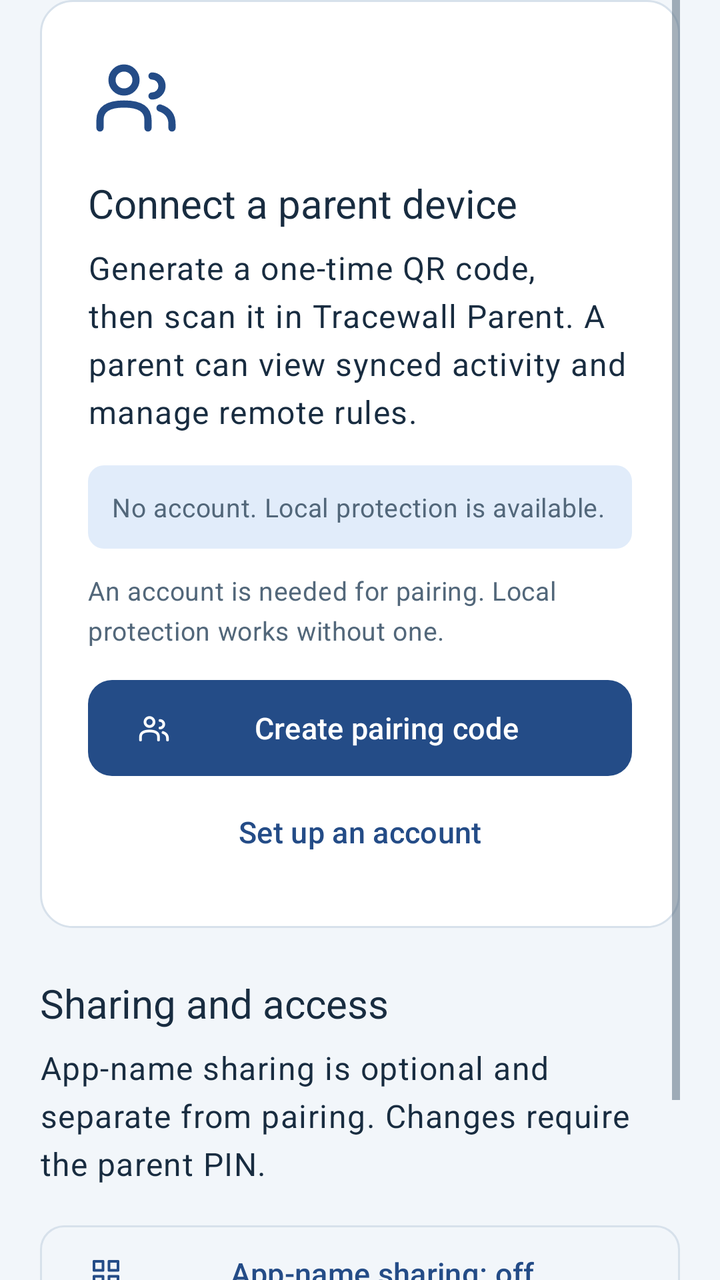
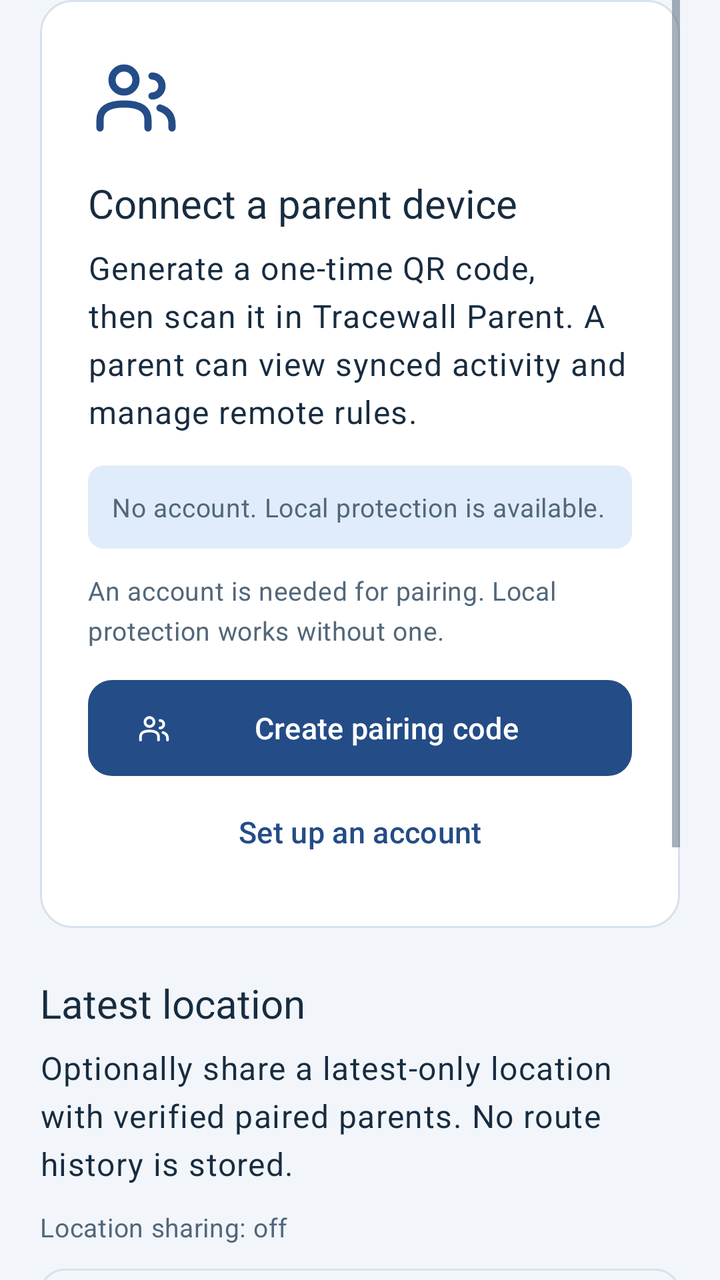

An Android layout rendered at two revisions. The XML below is the earlier revision; the diff shows what the commit changed to produce the second picture.
<!-- AndroidManifest.xml: application theme Theme.Tracewall -->
<!-- res/layout/page_family.xml -->
<?xml version="1.0" encoding="utf-8"?>
<ScrollView xmlns:android="http://schemas.android.com/apk/res/android" xmlns:app="http://schemas.android.com/apk/res-auto"
    android:layout_width="match_parent" android:layout_height="match_parent" android:fillViewport="true" android:clipToPadding="false" android:paddingStart="20dp" android:paddingEnd="20dp">
    <LinearLayout android:layout_width="match_parent" android:layout_height="wrap_content" android:orientation="vertical" android:paddingBottom="24dp">
        <LinearLayout android:layout_width="match_parent" android:layout_height="wrap_content" android:orientation="vertical" android:background="@drawable/tw_panel" android:padding="24dp">
            <ImageView android:layout_width="48dp" android:layout_height="48dp" android:src="@drawable/ic_tw_family" android:importantForAccessibility="no" android:contentDescription="@null" />
            <TextView android:layout_width="match_parent" android:layout_height="wrap_content" android:layout_marginTop="16dp" android:text="@string/nav_pair_title" android:textAppearance="@style/TextAppearance.Tracewall.Section" android:accessibilityHeading="true" />
            <TextView android:layout_width="match_parent" android:layout_height="wrap_content" android:layout_marginTop="8dp" android:text="@string/nav_pair_body" android:textAppearance="@style/TextAppearance.Tracewall.Body" />
            <TextView android:id="@+id/accountStatus" android:layout_width="match_parent" android:layout_height="wrap_content" android:layout_marginTop="16dp" android:background="@drawable/tw_status_badge" android:padding="12dp" android:text="@string/account_local" android:textAppearance="@style/TextAppearance.Tracewall.Caption" />
            <TextView android:id="@+id/pairingAvailability" android:layout_width="match_parent" android:layout_height="wrap_content" android:layout_marginTop="12dp" android:text="@string/nav_pair_local" android:textAppearance="@style/TextAppearance.Tracewall.Caption" />
            <TextView android:id="@+id/deviceIdentity" android:layout_width="match_parent" android:layout_height="wrap_content" android:layout_marginTop="12dp" android:textAppearance="@style/TextAppearance.Tracewall.Caption" android:visibility="gone" />
            <com.google.android.material.button.MaterialButton android:id="@+id/deviceCode" android:layout_width="match_parent" android:layout_height="wrap_content" android:layout_marginTop="12dp" android:text="@string/nav_pair_action" app:icon="@drawable/ic_tw_family" />
            <com.google.android.material.button.MaterialButton android:id="@+id/familyAccount" style="@style/Widget.Tracewall.Button.Text" android:layout_width="match_parent" android:layout_height="wrap_content" android:text="@string/nav_pair_account" />
        </LinearLayout>
        <TextView android:layout_width="match_parent" android:layout_height="wrap_content" android:layout_marginTop="24dp" android:text="@string/nav_sharing_title" android:textAppearance="@style/TextAppearance.Tracewall.Section" android:accessibilityHeading="true" />
        <TextView android:layout_width="match_parent" android:layout_height="wrap_content" android:layout_marginTop="8dp" android:text="@string/nav_sharing_body" android:textAppearance="@style/TextAppearance.Tracewall.Body" />
        <com.google.android.material.button.MaterialButton android:id="@+id/shareAppNames" style="@style/Widget.Tracewall.Button.Outlined" android:layout_width="match_parent" android:layout_height="wrap_content" android:layout_marginTop="16dp" android:text="@string/inventory_off" app:icon="@drawable/ic_tw_apps" />
        <com.google.android.material.button.MaterialButton android:id="@+id/manageParents" style="@style/Widget.Tracewall.Button.Outlined" android:layout_width="match_parent" android:layout_height="wrap_content" android:text="@string/nav_manage_parents" app:icon="@drawable/ic_tw_family" />
    </LinearLayout>
</ScrollView>
<!-- resources referenced by this layout -->
<resources>
  <!-- drawable tw_panel (drawable) -->
  <?xml version="1.0" encoding="utf-8"?>
  <shape xmlns:android="http://schemas.android.com/apk/res/android"><solid android:color="@color/tw_surface" /><corners android:radius="16dp" /><stroke android:width="1dp" android:color="@color/tw_border" /></shape>
  <!-- drawable tw_status_badge (drawable) -->
  <?xml version="1.0" encoding="utf-8"?>
  <shape xmlns:android="http://schemas.android.com/apk/res/android"><solid android:color="@color/tw_primary_soft" /><corners android:radius="8dp" /></shape>
  <string name="account_local">No account. Local protection is available.</string>
  <string name="inventory_off">App-name sharing: off</string>
  <string name="nav_manage_parents">Manage parent access</string>
  <string name="nav_pair_account">Set up an account</string>
  <string name="nav_pair_action">Create pairing code</string>
  <string name="nav_pair_body">Generate a one-time QR code, then scan it in Tracewall Parent. A parent can view synced activity and manage remote rules.</string>
  <string name="nav_pair_local">An account is needed for pairing. Local protection works without one.</string>
  <string name="nav_pair_title">Connect a parent device</string>
  <string name="nav_sharing_body">App-name sharing is optional and separate from pairing. Changes require the parent PIN.</string>
  <string name="nav_sharing_title">Sharing and access</string>
  <style name="TextAppearance.Tracewall.Body" parent="TextAppearance.Material3.BodyLarge">
          <item name="android:textSize">16sp</item>
          <item name="android:textColor">@color/tw_text</item>
      </style>
  <style name="TextAppearance.Tracewall.Caption" parent="TextAppearance.Material3.BodyMedium">
          <item name="android:textSize">13sp</item>
          <item name="android:textColor">@color/tw_muted</item>
      </style>
  <style name="TextAppearance.Tracewall.Section" parent="TextAppearance.Material3.TitleLarge">
          <item name="android:fontFamily">sans-serif-medium</item>
          <item name="android:textSize">20sp</item>
          <item name="android:textColor">@color/tw_text</item>
      </style>
  <style name="Theme.Tracewall" parent="Theme.Tracewall.Base" />
  <color name="tw_primary">#244C87</color>
  <color name="tw_surface">#FFFFFF</color>
  <color name="tw_border">#D7E1EB</color>
  <color name="tw_primary_soft">#E1ECFA</color>
  <color name="tw_text">#182C40</color>
  <color name="tw_muted">#52677A</color>
  <color name="tw_on_primary">#FFFFFF</color>
  <color name="tw_success">#166B62</color>
  <color name="tw_surface_variant">#E8EFF5</color>
  <color name="tw_danger">#B23849</color>
  <color name="tw_background">#F2F6FA</color>
  <color name="tw_navigation_bar">@color/tw_hero</color>
  <color name="tw_hero">#17375B</color>
  <!-- unchanged entries left out for length: 9 -->
</resources>

<!-- the commit's change to res/layout/page_family.xml (unified diff, before → after) -->
@@ -12,6 +12,10 @@
             <com.google.android.material.button.MaterialButton android:id="@+id/deviceCode" android:layout_width="match_parent" android:layout_height="wrap_content" android:layout_marginTop="12dp" android:text="@string/nav_pair_action" app:icon="@drawable/ic_tw_family" />
             <com.google.android.material.button.MaterialButton android:id="@+id/familyAccount" style="@style/Widget.Tracewall.Button.Text" android:layout_width="match_parent" android:layout_height="wrap_content" android:text="@string/nav_pair_account" />
         </LinearLayout>
+        <TextView android:layout_width="match_parent" android:layout_height="wrap_content" android:layout_marginTop="24dp" android:text="@string/location_family_title" android:textAppearance="@style/TextAppearance.Tracewall.Section" android:accessibilityHeading="true" />
+        <TextView android:layout_width="match_parent" android:layout_height="wrap_content" android:layout_marginTop="8dp" android:text="@string/location_family_body" android:textAppearance="@style/TextAppearance.Tracewall.Body" />
+        <TextView android:id="@+id/locationStatus" android:layout_width="match_parent" android:layout_height="wrap_content" android:layout_marginTop="12dp" android:text="@string/location_family_off" android:textAppearance="@style/TextAppearance.Tracewall.Caption" android:accessibilityLiveRegion="polite" />
+        <com.google.android.material.button.MaterialButton android:id="@+id/locationOpen" style="@style/Widget.Tracewall.Button.Outlined" android:layout_width="match_parent" android:layout_height="wrap_content" android:layout_marginTop="8dp" android:text="@string/location_family_open" app:icon="@drawable/ic_tw_location" />
         <TextView android:layout_width="match_parent" android:layout_height="wrap_content" android:layout_marginTop="24dp" android:text="@string/nav_sharing_title" android:textAppearance="@style/TextAppearance.Tracewall.Section" android:accessibilityHeading="true" />
         <TextView android:layout_width="match_parent" android:layout_height="wrap_content" android:layout_marginTop="8dp" android:text="@string/nav_sharing_body" android:textAppearance="@style/TextAppearance.Tracewall.Body" />
         <com.google.android.material.button.MaterialButton android:id="@+id/shareAppNames" style="@style/Widget.Tracewall.Button.Outlined" android:layout_width="match_parent" android:layout_height="wrap_content" android:layout_marginTop="16dp" android:text="@string/inventory_off" app:icon="@drawable/ic_tw_apps" />
<!-- resource entries referenced after the edit -->
@@ -1,5 +1,15 @@
 <!-- resources referenced by this layout -->
 <resources>
+  <!-- drawable ic_tw_location (drawable) -->
+  <?xml version="1.0" encoding="utf-8"?>
+  <vector xmlns:android="http://schemas.android.com/apk/res/android"
+      android:width="24dp" android:height="24dp"
+      android:viewportWidth="24" android:viewportHeight="24">
+      <path android:fillColor="@android:color/transparent"
+          android:strokeColor="@color/tw_primary" android:strokeWidth="1.8"
+          android:strokeLineCap="round" android:strokeLineJoin="round"
+          android:pathData="M12,21 C12,21 19,14.7 19,8.5 A7,7 0,1 0,5,8.5 C5,14.7 12,21 12,21 M12,11 A2.5,2.5 0,1 0,12,6 A2.5,2.5 0,1 0,12,11" />
+  </vector>
   <!-- drawable tw_panel (drawable) -->
   <?xml version="1.0" encoding="utf-8"?>
   <shape xmlns:android="http://schemas.android.com/apk/res/android"><solid android:color="@color/tw_surface" /><corners android:radius="16dp" /><stroke android:width="1dp" android:color="@color/tw_border" /></shape>
@@ -8,6 +18,10 @@
   <shape xmlns:android="http://schemas.android.com/apk/res/android"><solid android:color="@color/tw_primary_soft" /><corners android:radius="8dp" /></shape>
   <string name="account_local">No account. Local protection is available.</string>
   <string name="inventory_off">App-name sharing: off</string>
+  <string translatable="false" name="location_family_body">Optionally share a latest-only location with verified paired parents. No route history is stored.</string>
+  <string translatable="false" name="location_family_off">Location sharing: off</string>
+  <string translatable="false" name="location_family_open">Manage location sharing</string>
+  <string translatable="false" name="location_family_title">Latest location</string>
   <string name="nav_manage_parents">Manage parent access</string>
   <string name="nav_pair_account">Set up an account</string>
   <string name="nav_pair_action">Create pairing code</string>
